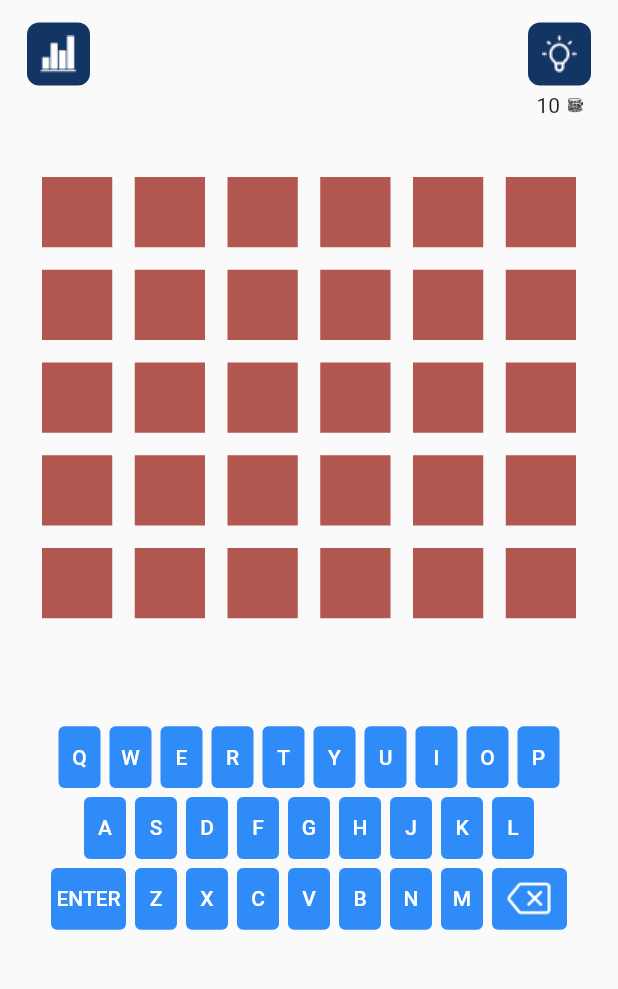
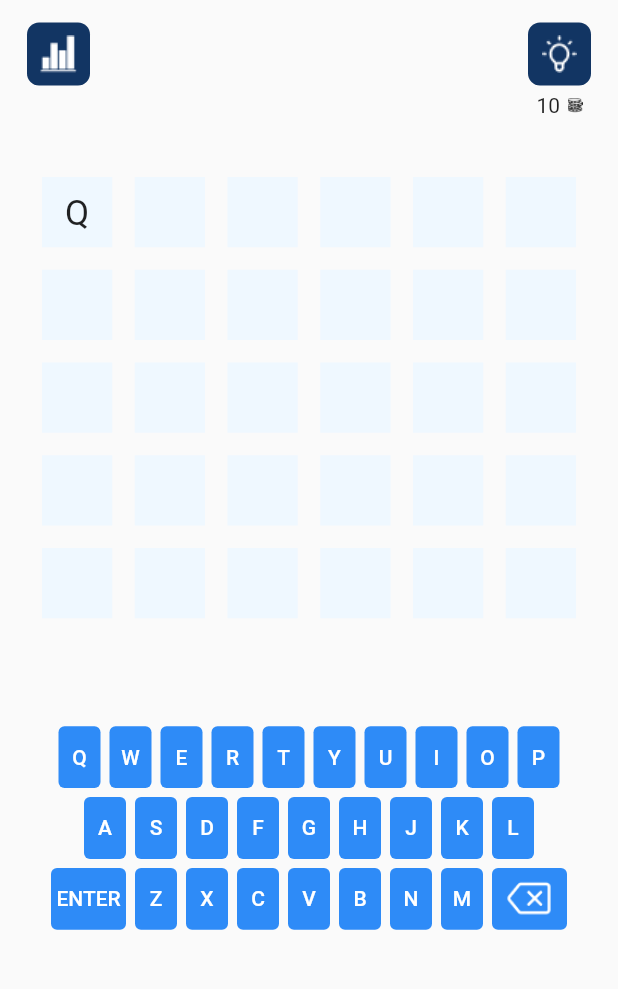
Before and after one commit to Nit89/frontle, a Flutter app: the FrontleScreen screen opened directly, after a tap on an icon or button, on a phone screen of 412 x 824 dp, the part 159-1148 px from its top. Run offline on Flutter 3.47's test engine with Material 2 defaults, Android fonts, the light colour scheme and no system bars.

Commit message:
grid color updated

```diff
--- /dev/null
+++ b/lib/components/grid.dart
@@ -0,0 +1,29 @@
+import 'package:flutter/material.dart';
+import 'package:frontle/components/tile.dart';
+
+class Grid extends StatelessWidget {
+  const Grid({
+    Key? key,
+  }) : super(key: key);
+
+  @override
+  Widget build(BuildContext context) {
+    return GridView.builder(
+        physics: NeverScrollableScrollPhysics(),
+        itemCount: 30,
+        padding: EdgeInsets.fromLTRB(10, 20, 10, 20),
+        gridDelegate: SliverGridDelegateWithFixedCrossAxisCount(
+            crossAxisCount: 6, mainAxisSpacing: 15, crossAxisSpacing: 15),
+        itemBuilder: (context, index) {
+          return Container(
+            width: 50,
+            height: 50,
+            decoration: BoxDecoration(color: Color(0xffEFF8FF)),
+            // color: Color.fromARGB(255, 179, 87, 81)),
+            child: Tile(
+              index: index,
+            ),
+          );
+        });
+  }
+}
--- /dev/null
+++ b/lib/components/tile.dart
@@ -0,0 +1,45 @@
+import 'package:flutter/material.dart';
+import 'package:frontle/constants/answer_stage.dart';
+import 'package:frontle/constants/colors.dart';
+import 'package:frontle/controller.dart';
+import 'package:provider/provider.dart';
+
+class Tile extends StatefulWidget {
+  const Tile({Key? key, required this.index}) : super(key: key);
+  final int index;
+
+  @override
+  State<Tile> createState() => _TileState();
+}
+
+class _TileState extends State<Tile> {
+  Color _backgroundColor = Colors.transparent;
+  late AnswerStage _answerStage;
+  @override
+  Widget build(BuildContext context) {
+    return Consumer<Controller>(builder: (_, notifier, __) {
+      String text = " ";
+      if (widget.index < notifier.titlesEntered.length) {
+        text = notifier.titlesEntered[widget.index].letter;
+        _answerStage = notifier.titlesEntered[widget.index].answerStage;
+        if (_answerStage == AnswerStage.correct) {
+          _backgroundColor = correctGreen;
+        } else if (_answerStage == AnswerStage.contains) {
+          _backgroundColor = containsYellow;
+        }
+        return Container(
+          color: _backgroundColor,
+          child: FittedBox(
+            fit: BoxFit.contain,
+            child: Padding(
+              padding: const EdgeInsets.all(6.0),
+              child: Text(text),
+            ),
+          ),
+        );
+      } else {
+        return SizedBox();
+      }
+    });
+  }
+}
--- /dev/null
+++ b/lib/constants/colors.dart
@@ -0,0 +1,4 @@
+import 'package:flutter/material.dart';
+
+const correctGreen = Color(0xff9FE587);
+const containsYellow = Color(0xffFFFBA3);
--- a/lib/controller.dart
+++ b/lib/controller.dart
@@ -1,23 +1,66 @@
 import 'package:flutter/material.dart';
+import 'package:frontle/constants/answer_stage.dart';
+import 'package:frontle/model/tile_model.dart';
 
 class Controller extends ChangeNotifier {
   int currentTile = 0, currentRow = 0;
+  List<TileModel> titlesEntered = [];
+  String correctWord = "";
+  setCorrectWord({required String word}) => correctWord = word;
 
   setkeyTapped({required String value}) {
     if (value == 'ENTER') {
       if (currentTile == 6 * (currentRow + 1)) {
-        currentRow++;
-        print('check words');
+        checkWord();
       }
     } else if (value == 'BACK') {
       if (currentTile > 6 * (currentRow + 1) - 6) {
         currentTile--;
+        titlesEntered.removeLast();
       }
     } else {
       if (currentTile < 6 * (currentRow + 1)) {
+        titlesEntered.add(
+            TileModel(answerStage: AnswerStage.notAnswered, letter: value));
         currentTile++;
       }
     }
-    print('current tile $currentTile and current row $currentRow');
+    notifyListeners();
+  }
+
+  checkWord() {
+    List<String> guessed = [], remainingCorrect = [];
+    String guessedWord = "";
+    for (int i = currentRow * 6; i < (currentRow * 6) + 6; i++) {
+      guessed.add(titlesEntered[i].letter);
+    }
+    guessedWord = guessed.join();
+    remainingCorrect = correctWord.characters.toList();
+    if (guessedWord == correctWord) {
+      for (int i = currentRow * 6; i < (currentRow * 6) + 6; i++) {
+        titlesEntered[i].answerStage = AnswerStage.correct;
+      }
+    } else {
+      for (int i = 0; i < 6; i++) {
+        if (guessedWord[i] == correctWord[i]) {
+          remainingCorrect.remove(guessedWord[i]);
+          titlesEntered[i + (currentRow * 5)].answerStage = AnswerStage.correct;
+        }
+      }
+      for (int i = 0; i < remainingCorrect.length; i++) {
+        for (int j = 0; j < 6; j++) {
+          if (remainingCorrect[i] ==
+              titlesEntered[j + (currentRow * 6)].letter) {
+            if (titlesEntered[j + (currentRow * 6)].answerStage !=
+                AnswerStage.correct) {
+              titlesEntered[j + (currentRow * 6)].answerStage =
+                  AnswerStage.contains;
+            }
+          }
+        }
+      }
+    }
+    currentRow++;
+    notifyListeners();
   }
 }
--- /dev/null
+++ b/lib/data/words.dart
@@ -0,0 +1 @@
+const List<String> words = ['CAREER'];
--- /dev/null
+++ b/lib/model/tile_model.dart
@@ -0,0 +1,7 @@
+import 'package:frontle/constants/answer_stage.dart';
+
+class TileModel {
+  final String letter;
+  AnswerStage answerStage;
+  TileModel({required this.answerStage, required this.letter});
+}
--- a/lib/screens/screen1.dart
+++ b/lib/screens/screen1.dart
@@ -1,4 +1,5 @@
 import 'package:flutter/material.dart';
+import 'package:frontle/components/grid.dart';
 import 'package:frontle/components/keyboard_row.dart';
 
 class FrontleScreen extends StatefulWidget {
@@ -120,24 +121,7 @@ class _FrontleScreenState extends State<FrontleScreen> {
             Expanded(
               flex: 7,
               child: Container(
-                child: GridView.builder(
-                    physics: NeverScrollableScrollPhysics(),
-                    itemCount: 30,
-                    padding: EdgeInsets.fromLTRB(10, 20, 10, 20),
-                    gridDelegate: SliverGridDelegateWithFixedCrossAxisCount(
-                        crossAxisCount: 6,
-                        mainAxisSpacing: 15,
-                        crossAxisSpacing: 15),
-                    itemBuilder: (context, index) {
-                      return Container(
-                        width: 50,
-                        height: 50,
-                        decoration: BoxDecoration(
-                            // color: Color(0xffEFF8FF)
-                            color: Color.fromARGB(255, 179, 87, 81)),
-                        //child: Center(child: Text(index.toString())),
-                      );
-                    }),
+                child: Grid(),
               ),
             ),
             Expanded(
```
Also changed, not shown: lib/screens/frontlyne_content.dart (+18 -0 lines).
